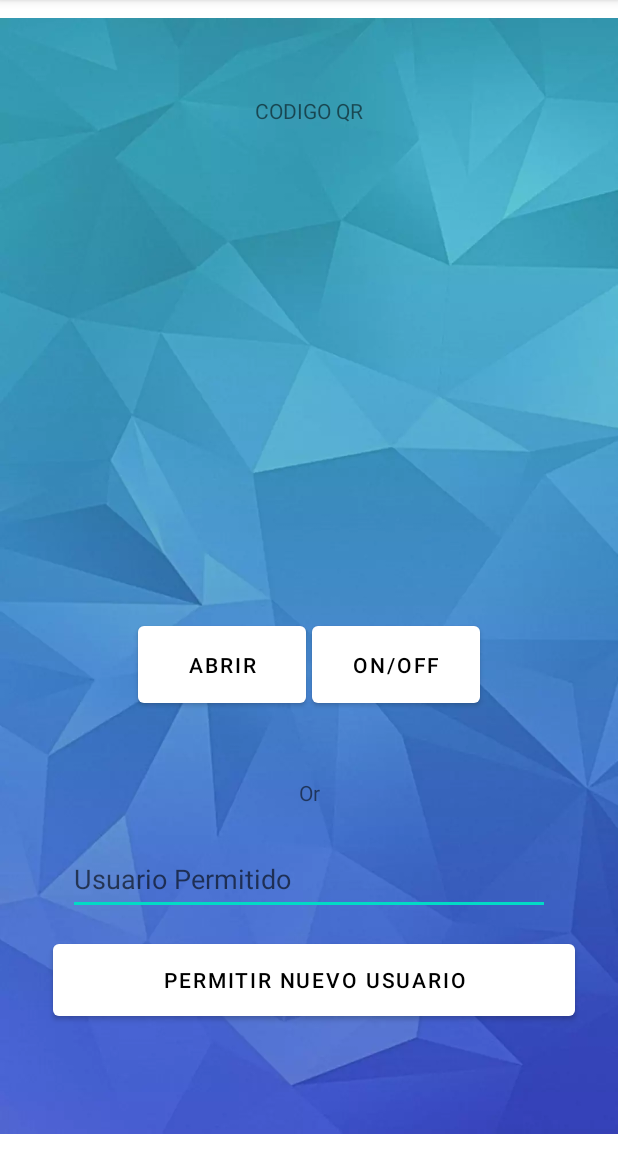
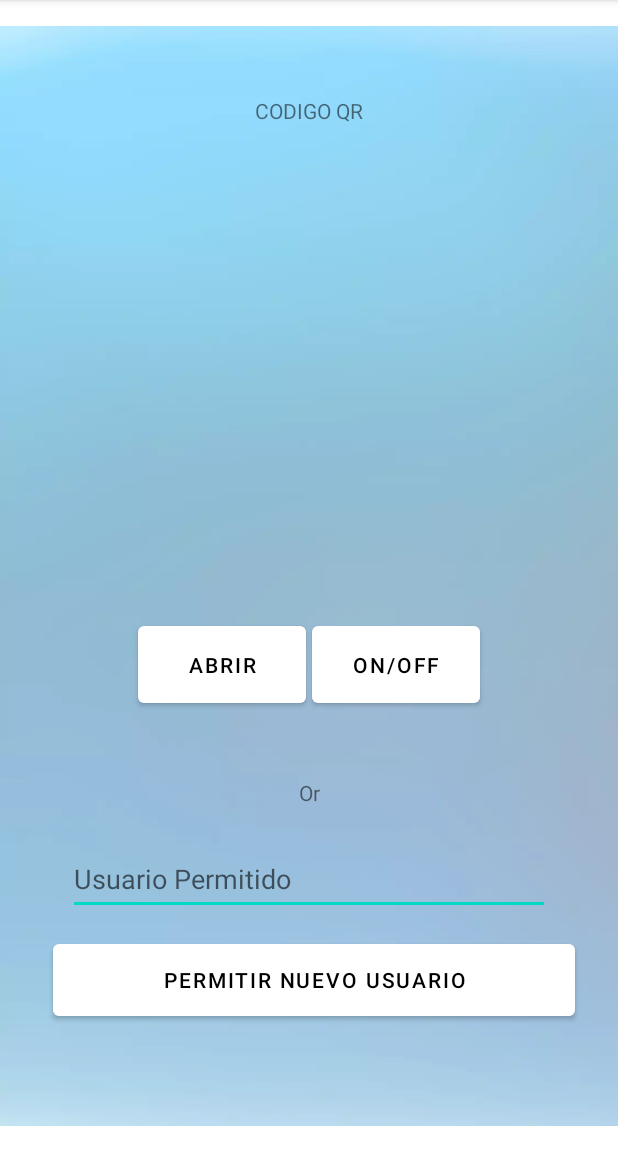
Before and after one commit to GingerGarcia/ProjectPST, an Android app: the Activity4 screen opened directly, with no data from a screen before it, on a phone screen of 412 x 824 dp, the part 84-1236 px from its top. Run offline under Robolectric (Android 15) with nearby library versions, the phone set to English and light mode, and no system bars; libraries missing offline, so code that uses them is left out: me.dm7.barcodescanner.

Commit message:
Cambiado background de la activity4

```diff
--- a/app/src/main/res/layout/activity_4.xml
+++ b/app/src/main/res/layout/activity_4.xml
@@ -16,7 +16,7 @@
         app:layout_constraintStart_toStartOf="parent"
         app:layout_constraintTop_toTopOf="parent"
         app:layout_constraintVertical_bias="1.0"
-        app:srcCompat="@drawable/rectangle1" />
+        app:srcCompat="@drawable/background" />
 
     <Button
         android:id="@+id/abrir"
```
